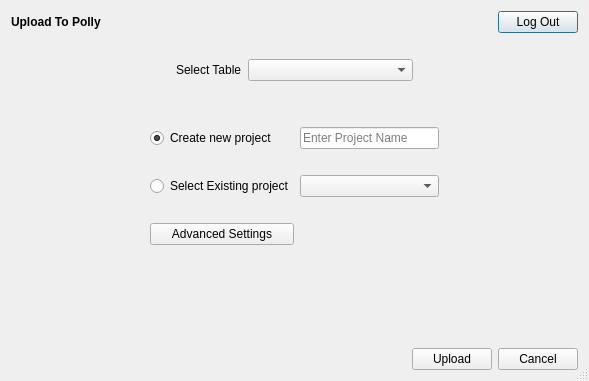
Above: src/gui/mzroll/forms/pollyelmaveninterface.ui from ElucidataInc/ElMaven before the change. Below: the same form after it.
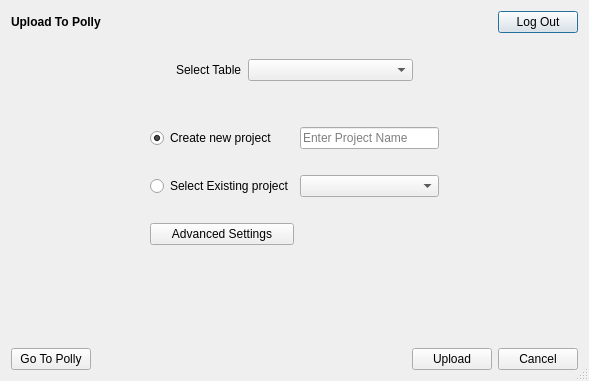
That is the form after the change.

Commit message: [UI] Display Polly link on a button

```diff
--- a/src/gui/mzroll/forms/pollyelmaveninterface.ui
+++ b/src/gui/mzroll/forms/pollyelmaveninterface.ui
@@ -288,6 +288,13 @@
    </item>
    <item>
     <layout class="QHBoxLayout" name="horizontalLayout_7">
+     <item>
+      <widget class="QPushButton" name="pollyButton">
+       <property name="text">
+        <string>Go To Polly</string>
+       </property>
+      </widget>
+     </item>
      <item>
       <spacer name="horizontalSpacer_10">
        <property name="orientation">
```
The commit also changes 2 other files.
